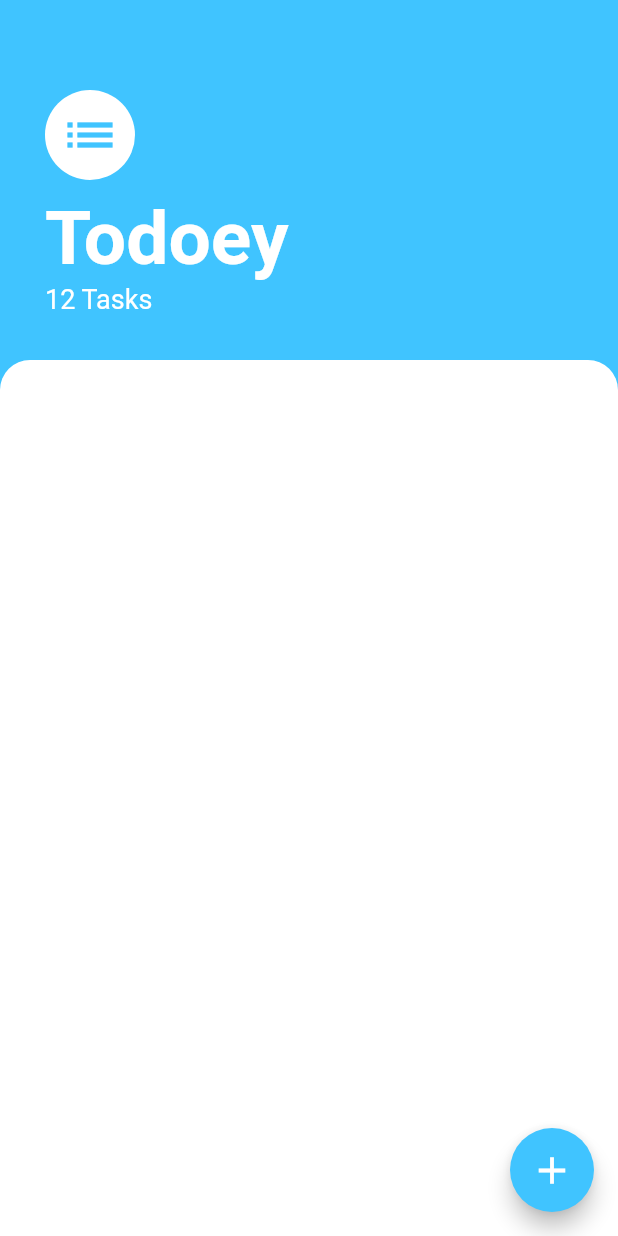
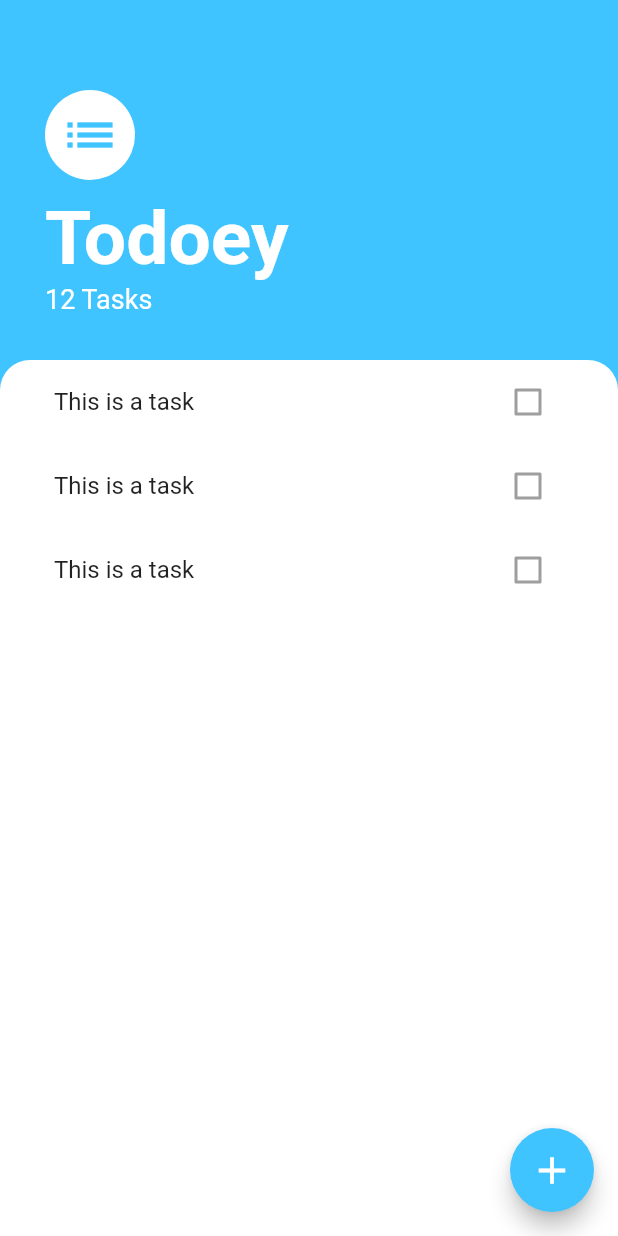
Before and after one commit to Gonzz-96/flutter-bootcamp-projects, a Flutter app: the screen it shows after launch, on a phone screen of 412 x 824 dp. Run offline on Flutter 3.47's test engine with Material 2 defaults, Android fonts, the phone set to English and light mode, and no system bars.

Commit message:
Creating ListView containing tasks.

```diff
--- a/todoey_app/lib/screens/task_screen.dart
+++ b/todoey_app/lib/screens/task_screen.dart
@@ -1,10 +1,12 @@
 import 'package:flutter/material.dart';
+import 'package:todoey_app/widgets/tasks_list.dart';
 
 class TaskScreen extends StatelessWidget {
   @override
   Widget build(BuildContext context) {
     return Scaffold(
       floatingActionButton: FloatingActionButton(
+        onPressed: () {},
         backgroundColor: Colors.lightBlueAccent,
         child: Icon(
           Icons.add,
@@ -50,6 +52,8 @@
           ),
           Expanded(
             child: Container(
+              padding: EdgeInsets.symmetric(horizontal: 20.0),
+              child: TasksList(),
               decoration: BoxDecoration(
                 color: Colors.white,
                 borderRadius: BorderRadius.only(
--- /dev/null
+++ b/todoey_app/lib/widgets/task_tile.dart
@@ -0,0 +1,17 @@
+import 'package:flutter/material.dart';
+
+class TaskTile extends StatelessWidget {
+  const TaskTile({
+    Key key,
+  }) : super(key: key);
+
+  @override
+  Widget build(BuildContext context) {
+    return ListTile(
+      title: Text('This is a task'),
+      trailing: Checkbox(
+        value: false,
+      ),
+    );
+  }
+}
--- /dev/null
+++ b/todoey_app/lib/widgets/tasks_list.dart
@@ -0,0 +1,19 @@
+import 'package:flutter/material.dart';
+import 'package:todoey_app/widgets/task_tile.dart';
+
+class TasksList extends StatelessWidget {
+  const TasksList({
+    Key key,
+  }) : super(key: key);
+
+  @override
+  Widget build(BuildContext context) {
+    return ListView(
+      children: [
+        TaskTile(),
+        TaskTile(),
+        TaskTile(),
+      ],
+    );
+  }
+}
```
